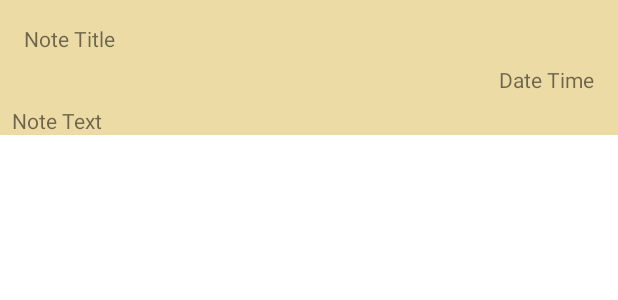
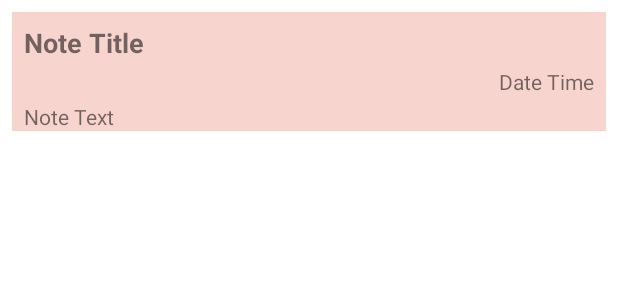
Before and after one commit to ETS-Android3/Android_Notes_App, an Android app: the layout notes_list_entry.xml on its own in the app's theme, with its tools: preview values and no code run, on a phone screen of 412 x 824 dp. Shown: the top 300 px of the screen. Run offline under Robolectric (Android 15) with nearby library versions, the phone set to English and light mode, and no system bars.

Commit message:
Added Edit Existing Note/ Updated Color-App Theme and UI fixes

```diff
--- a/app/src/main/java/com/riddhidamani/android_notes_app/MyViewHolder.java
+++ b/app/src/main/java/com/riddhidamani/android_notes_app/MyViewHolder.java
@@ -18,6 +18,5 @@ public class MyViewHolder extends RecyclerView.ViewHolder {
         noteText = itemView.findViewById(R.id.noteText);
         lastSaveDate = itemView.findViewById(R.id.dateTime);
 
-
     }
 }
--- a/app/src/main/res/layout/activity_edit.xml
+++ b/app/src/main/res/layout/activity_edit.xml
@@ -4,6 +4,7 @@
     xmlns:tools="http://schemas.android.com/tools"
     android:layout_width="match_parent"
     android:layout_height="match_parent"
+    android:background="#E66E6D "
     tools:context=".EditActivity">
 
     <EditText
@@ -12,7 +13,7 @@
         android:layout_height="48dp"
         android:layout_marginStart="16dp"
         android:layout_marginTop="16dp"
-        android:background="#EAE6E6"
+        android:background="#F8D4CE"
         android:hint="@string/note_title"
         android:includeFontPadding="true"
         android:inputType="text"
@@ -31,7 +32,7 @@
         android:layout_marginStart="16dp"
         android:layout_marginTop="8dp"
         android:layout_marginBottom="16dp"
-        android:background="#EAE6E6"
+        android:background="#F8D4CE"
         android:ems="10"
         android:gravity="start|top"
         android:hint="@string/note_text"
--- a/app/src/main/res/layout/activity_main.xml
+++ b/app/src/main/res/layout/activity_main.xml
@@ -4,6 +4,7 @@
     xmlns:tools="http://schemas.android.com/tools"
     android:layout_width="match_parent"
     android:layout_height="match_parent"
+    android:background="#E66E6D"
     tools:context=".MainActivity">
 
     <androidx.recyclerview.widget.RecyclerView
--- a/app/src/main/res/layout/notes_list_entry.xml
+++ b/app/src/main/res/layout/notes_list_entry.xml
@@ -4,15 +4,22 @@
     xmlns:tools="http://schemas.android.com/tools"
     android:layout_width="match_parent"
     android:layout_height="wrap_content"
-    android:background="#A1E3C773">
+    android:layout_marginStart="8dp"
+    android:layout_marginTop="8dp"
+    android:layout_marginEnd="8dp"
+    android:background="#F8D4CE ">
 
     <TextView
         android:id="@+id/noteTitle"
         android:layout_width="0dp"
         android:layout_height="wrap_content"
-        android:layout_marginStart="16dp"
-        android:layout_marginTop="16dp"
+        android:layout_marginStart="8dp"
+        android:layout_marginTop="8dp"
+        android:layout_marginEnd="8dp"
         android:text="@string/note_title"
+        android:textSize="18sp"
+        android:textStyle="bold"
+        app:layout_constraintEnd_toEndOf="parent"
         app:layout_constraintStart_toStartOf="parent"
         app:layout_constraintTop_toTopOf="parent" />
 
@@ -27,10 +34,13 @@
         android:id="@+id/dateTime"
         android:layout_width="0dp"
         android:layout_height="wrap_content"
-        android:layout_marginTop="8dp"
-        android:layout_marginEnd="16dp"
+        android:layout_marginStart="8dp"
+        android:layout_marginTop="4dp"
+        android:layout_marginEnd="8dp"
         android:text="@string/date_time"
+        android:textAlignment="textEnd"
         app:layout_constraintEnd_toEndOf="parent"
+        app:layout_constraintStart_toStartOf="parent"
         app:layout_constraintTop_toBottomOf="@+id/noteTitle" />
 
     <TextView
@@ -38,8 +48,9 @@
         android:layout_width="0dp"
         android:layout_height="wrap_content"
         android:layout_marginStart="8dp"
-        android:layout_marginTop="8dp"
+        android:layout_marginTop="4dp"
         android:layout_marginEnd="8dp"
+        android:singleLine="false"
         android:text="@string/note_text"
         app:layout_constraintEnd_toEndOf="parent"
         app:layout_constraintStart_toStartOf="parent"
--- a/app/src/main/res/values/colors.xml
+++ b/app/src/main/res/values/colors.xml
@@ -7,4 +7,6 @@
     <color name="teal_700">#FF018786</color>
     <color name="black">#FF000000</color>
     <color name="white">#FFFFFFFF</color>
+    <color name="dark_pink">#E66E6D</color>
+    <color name="light_pink">#F8D4CE</color>
 </resources>
--- a/app/src/main/res/values/strings.xml
+++ b/app/src/main/res/values/strings.xml
@@ -10,5 +10,5 @@
     <string name="save_note">save_note</string>
     <string name="no_file">No JSON Note File Present</string>
     <string name="file_name">NotesFile.json</string>
-    <string name="app_name">Multi Notes</string>
+    <string name="app_name">Android Notes</string>
 </resources>
--- a/app/src/main/res/values/themes.xml
+++ b/app/src/main/res/values/themes.xml
@@ -2,15 +2,17 @@
     <!-- Base application theme. -->
     <style name="Theme.Android_Notes_App" parent="Theme.MaterialComponents.DayNight.DarkActionBar">
         <!-- Primary brand color. -->
-        <item name="colorPrimary">@color/purple_500</item>
-        <item name="colorPrimaryVariant">@color/purple_700</item>
-        <item name="colorOnPrimary">@color/white</item>
+        <item name="colorPrimary">@color/dark_pink</item>
+        <item name="colorSecondary">@color/light_pink</item>
+
+        <!--        <item name="colorPrimaryVariant">@color/purple_700</item>-->
+<!--        <item name="colorOnPrimary">@color/white</item>-->
         <!-- Secondary brand color. -->
-        <item name="colorSecondary">@color/teal_200</item>
-        <item name="colorSecondaryVariant">@color/teal_700</item>
-        <item name="colorOnSecondary">@color/black</item>
+<!--        <item name="colorSecondary">@color/teal_200</item>-->
+<!--        <item name="colorSecondaryVariant">@color/teal_700</item>-->
+<!--        <item name="colorOnSecondary">@color/black</item>-->
         <!-- Status bar color. -->
-        <item name="android:statusBarColor" tools:targetApi="l">?attr/colorPrimaryVariant</item>
+<!--        <item name="android:statusBarColor" tools:targetApi="l">?attr/colorPrimaryVariant</item>-->
         <!-- Customize your theme here. -->
     </style>
 </resources>
```
Also changed, not shown: app/src/main/java/com/riddhidamani/android_notes_app/EditActivity.java (+26 -2 lines), app/src/main/java/com/riddhidamani/android_notes_app/MainActivity.java (+29 -11 lines), app/src/main/java/com/riddhidamani/android_notes_app/NotesAdapter.java (+15 -5 lines).
